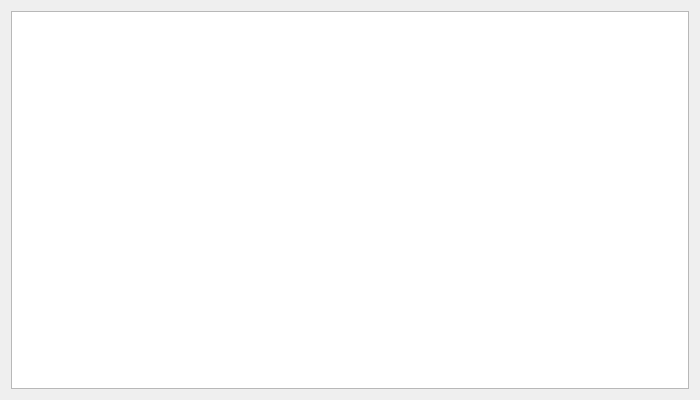
Qt form mainwindow.ui (joshjo/jotoshop) before a commit.
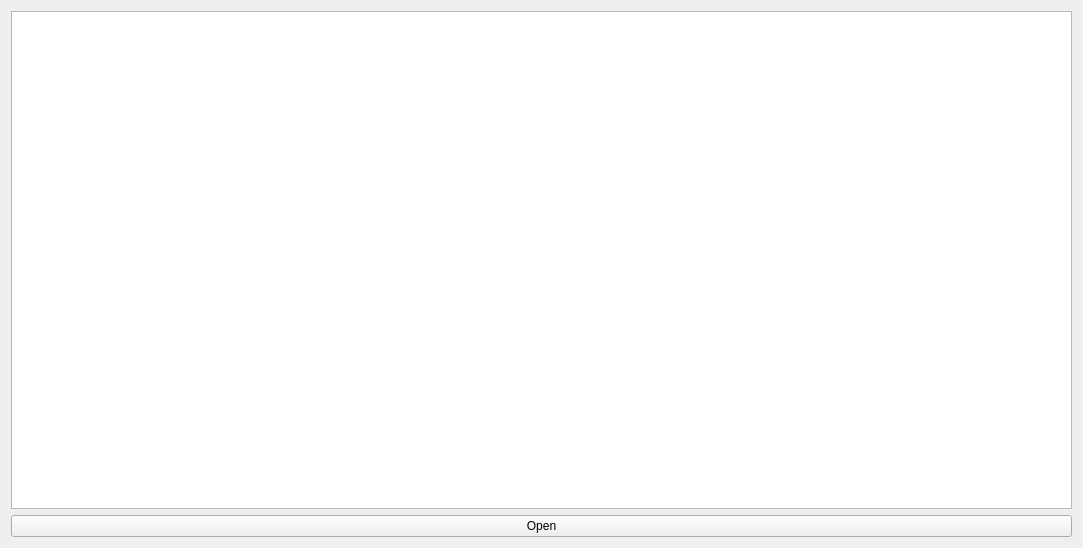
The same form after that commit.

What changed in the file:
```diff
--- a/mainwindow.ui
+++ b/mainwindow.ui
@@ -6,8 +6,8 @@
    <rect>
     <x>0</x>
     <y>0</y>
-    <width>700</width>
-    <height>400</height>
+    <width>1083</width>
+    <height>548</height>
    </rect>
   </property>
   <property name="windowTitle">
@@ -18,6 +18,13 @@
     <item>
      <widget class="QGraphicsView" name="graphicsView"/>
     </item>
+    <item>
+     <widget class="QPushButton" name="applyButton">
+      <property name="text">
+       <string>Open</string>
+      </property>
+     </widget>
+    </item>
    </layout>
   </widget>
  </widget>
```
